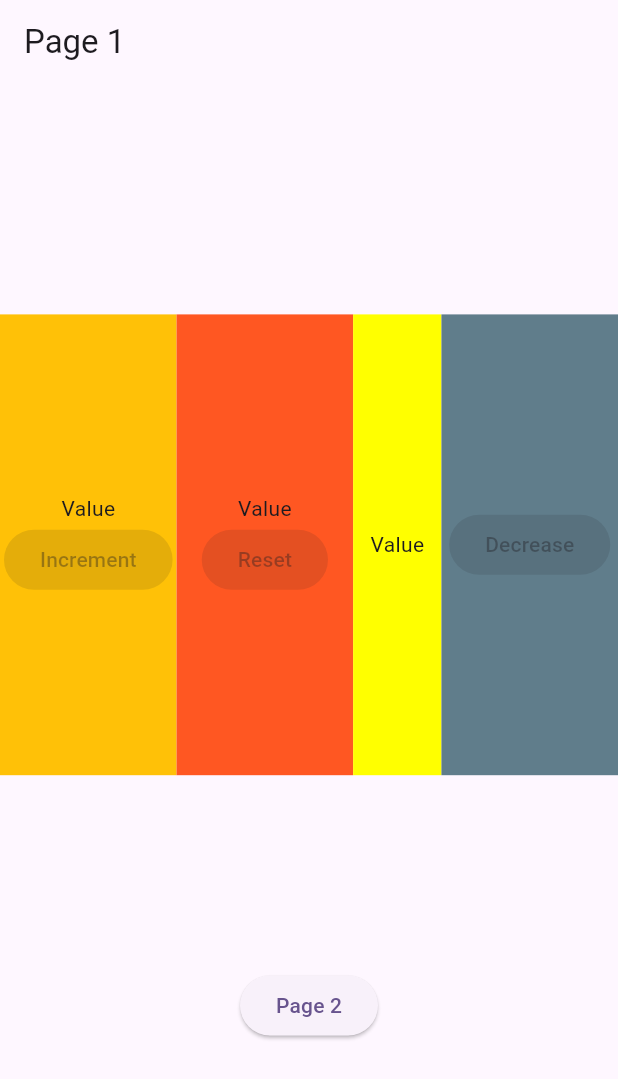
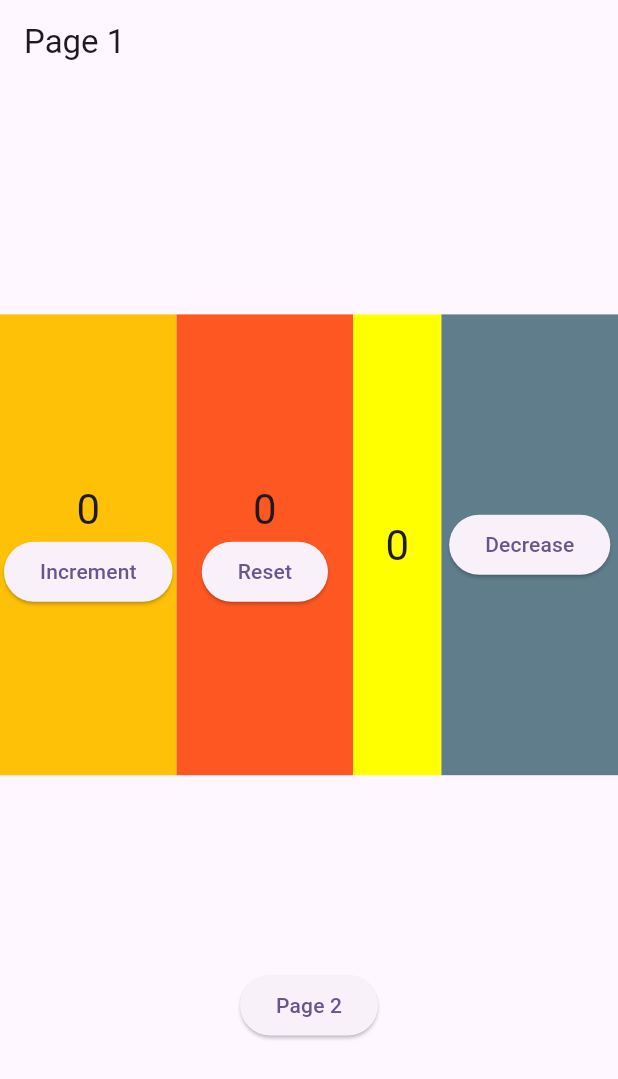
Before and after one commit to aikerary/f_getxstate, a Flutter app: the screen it shows after launch, on a phone screen of 412 x 824 dp. Shown: the top 1079 px of the screen. Run offline on Flutter 3.47's test engine with Material 3 defaults, Android fonts, the phone set to English and light mode, and no system bars; our stand-ins replace get.

Commit message:
Add CountController and integrate with UI for state management

```diff
--- a/lib/main.dart
+++ b/lib/main.dart
@@ -1,6 +1,7 @@
 import 'package:flutter/material.dart';
 import 'package:get/get.dart';
 import 'ui/pages/page1.dart';
+import 'controllers/count_controller.dart';
 
 void main() {
   runApp(const MyApp());
@@ -11,8 +12,8 @@ class MyApp extends StatelessWidget {
 
   @override
   Widget build(BuildContext context) {
-    //todo: uncomment this line to use GetX
-    //Get.put(CountController());
+    // Initialize the controller when the app starts
+    Get.put(CountController());
     return GetMaterialApp(
         title: 'GetX Demo',
         debugShowCheckedModeBanner: false,
--- a/lib/ui/widgets/w1.dart
+++ b/lib/ui/widgets/w1.dart
@@ -1,20 +1,25 @@
 import 'package:flutter/material.dart';
+import 'package:get/get.dart';
+import '../../controllers/count_controller.dart';
 
 class W1 extends StatelessWidget {
   const W1({super.key});
 
   @override
   Widget build(BuildContext context) {
+    final CountController controller = Get.find<CountController>();
+
     return Container(
       color: Colors.amber,
       child: Column(
         mainAxisAlignment: MainAxisAlignment.center,
         children: [
-          Text('Value'),
+          Obx(() => Text('${controller.count.value}',
+              style: Theme.of(context).textTheme.headlineMedium)),
           ElevatedButton(
               key: const Key('incrementButton'),
-              onPressed: null,
-              child: Text('Increment'))
+              onPressed: () => controller.increment(),
+              child: const Text('Increment'))
         ],
       ),
     );
--- a/lib/ui/widgets/w2.dart
+++ b/lib/ui/widgets/w2.dart
@@ -1,20 +1,25 @@
 import 'package:flutter/material.dart';
+import 'package:get/get.dart';
+import '../../controllers/count_controller.dart';
 
 class W2 extends StatelessWidget {
   const W2({super.key});
 
   @override
   Widget build(BuildContext context) {
+    final CountController controller = Get.find<CountController>();
+
     return Container(
       color: Colors.deepOrange,
       child: Column(
         mainAxisAlignment: MainAxisAlignment.center,
         children: [
-          Text('Value'),
+          Obx(() => Text('${controller.count.value}',
+              style: Theme.of(context).textTheme.headlineMedium)),
           ElevatedButton(
               key: const Key('resetButton'),
-              onPressed: null,
-              child: Text('Reset'))
+              onPressed: () => controller.reset(),
+              child: const Text('Reset'))
         ],
       ),
     );
--- a/lib/ui/widgets/w3.dart
+++ b/lib/ui/widgets/w3.dart
@@ -1,16 +1,21 @@
 import 'package:flutter/material.dart';
+import 'package:get/get.dart';
+import '../../controllers/count_controller.dart';
 
 class W3 extends StatelessWidget {
   const W3({super.key});
 
   @override
   Widget build(BuildContext context) {
+    final CountController controller = Get.find<CountController>();
+
     return Container(
       color: Colors.yellowAccent,
       child: Column(
         mainAxisAlignment: MainAxisAlignment.center,
         children: [
-          Text('Value'),
+          Obx(() => Text('${controller.count.value}',
+              style: Theme.of(context).textTheme.headlineMedium)),
         ],
       ),
     );
--- a/lib/ui/widgets/w4.dart
+++ b/lib/ui/widgets/w4.dart
@@ -1,10 +1,14 @@
 import 'package:flutter/material.dart';
+import 'package:get/get.dart';
+import '../../controllers/count_controller.dart';
 
 class W4 extends StatelessWidget {
   const W4({super.key});
 
   @override
   Widget build(BuildContext context) {
+    final CountController controller = Get.find<CountController>();
+
     return Container(
       color: Colors.blueGrey,
       child: Column(
@@ -12,8 +16,8 @@ class W4 extends StatelessWidget {
         children: [
           ElevatedButton(
               key: Key('decrementButton'),
-              onPressed: null,
-              child: Text('Decrease'))
+              onPressed: () => controller.decrement(),
+              child: const Text('Decrease'))
         ],
       ),
     );
```
Also changed, not shown: lib/controllers/count_controller.dart (added, +19 -0 lines), lib/ui/pages/page2.dart (+8 -3 lines).
